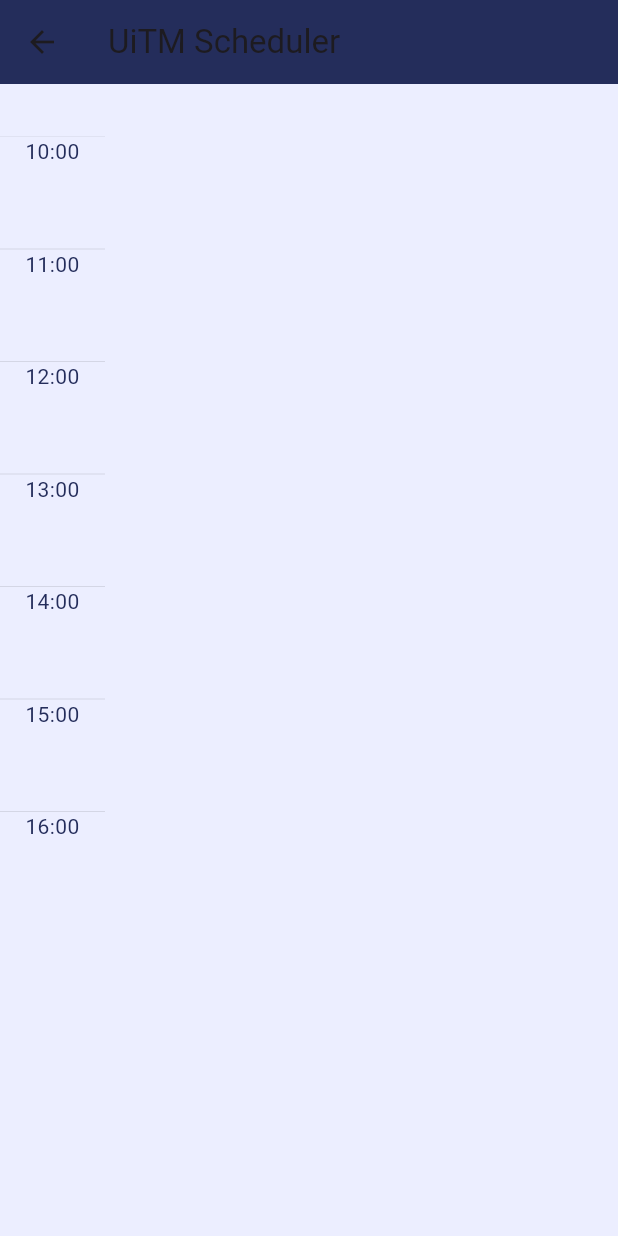
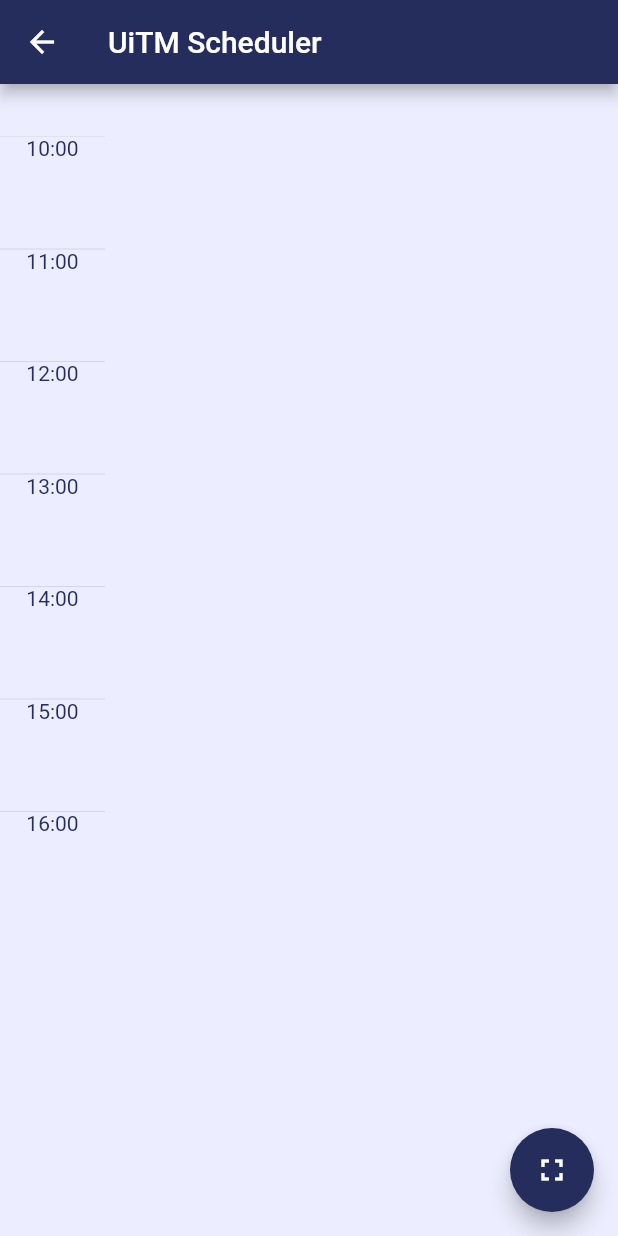
Before and after one commit to ajeeq/uitmscheduler, a Flutter app: the screen it shows after launch, after a tap on the "find in page" icon, on a phone screen of 412 x 824 dp. Run offline on Flutter 3.47's test engine with Material 3 defaults, Android fonts, the phone set to English and light mode, and no system bars; our stand-ins replace flutter_hooks, flutter_riverpod, flutter_typeahead, hive, hive_flutter, hooks_riverpod; accounts and stored records are empty; network calls fail.

Commit message:
feat: added fullscreen timetable feature

```diff
--- a/lib/main.dart
+++ b/lib/main.dart
@@ -37,6 +37,9 @@
   Widget build(BuildContext context) {
     return MaterialApp(
       initialRoute: '/',
+      theme: ThemeData(
+        useMaterial3: false,
+      ),
       routes: {
         // main screens
         '/': (context) => Home(),
--- a/lib/views/home.dart
+++ b/lib/views/home.dart
@@ -51,6 +51,7 @@
     }
 
     return Scaffold(
+      backgroundColor: AppColor.lightBackground,
       appBar: AppBar(
         title: const Text("UiTM Scheduler"),
         backgroundColor: AppColor.lightPrimary,
--- a/lib/views/result.dart
+++ b/lib/views/result.dart
@@ -2,6 +2,8 @@
 import 'package:flutter/material.dart';
 import 'dart:ui';
 import 'package:flutter_riverpod/flutter_riverpod.dart';
+import 'package:hooks_riverpod/hooks_riverpod.dart';
+import 'package:flutter_hooks/flutter_hooks.dart';
 
 // Constants
 import 'package:uitmscheduler/constants/colors.dart';
@@ -15,7 +17,7 @@
 // Provider
 import 'package:uitmscheduler/providers/detail_providers.dart';
 
-class Result extends ConsumerWidget {
+class Result extends HookConsumerWidget {
   const Result({Key? key}) : super(key: key);
 
   @override
@@ -30,6 +32,7 @@
     int endHour = 17;
     List<LaneEvents> laneEvents = [];
     List<Lane> lanes = [];
+    final isFullScreen = useState(false);
 
     var safeWidth = UtilsMain.logicalPixelSafeArea().elementAt(0);
 
@@ -76,12 +79,15 @@
 
     try {
       return Scaffold(
-        appBar: AppBar(
+        appBar: isFullScreen.value
+          ? null
+          : AppBar(
             title: const Text("UiTM Scheduler"),
             backgroundColor: AppColor.lightPrimary,
         ),
         /// TODO: update this view
-        body: Container(
+        body: SafeArea(
+          child: Container(
             color: AppColor.lightBackground,
             child: TimetableView(
               laneEventsList: laneEvents,
@@ -93,6 +99,21 @@
               ),
             ),
           ),
+        ),
+        floatingActionButton: Column(
+          mainAxisAlignment: MainAxisAlignment.end,
+          children: <Widget>[
+            FloatingActionButton(
+              tooltip: "Full screen",
+              heroTag: "fullscreen",
+              backgroundColor: AppColor.lightPrimary,
+              child: isFullScreen.value
+                ? const Icon(Icons.fullscreen_exit)
+                : const Icon(Icons.fullscreen),
+              onPressed: () => isFullScreen.value = !isFullScreen.value
+            )
+          ]
+        )
       );
     }
     catch (e) {
--- a/pubspec.yaml
+++ b/pubspec.yaml
@@ -43,6 +43,8 @@
   hive: ^2.2.3
   hive_flutter: ^1.1.0
   flutter_typeahead: ^4.3.7
+  hooks_riverpod: ^2.5.1
+  flutter_hooks: ^0.20.5
 
 dev_dependencies:
   flutter_test:
```
Also changed, not shown: pubspec.lock, 3 other files. Lines whose indentation alone changed are shown as unchanged.
